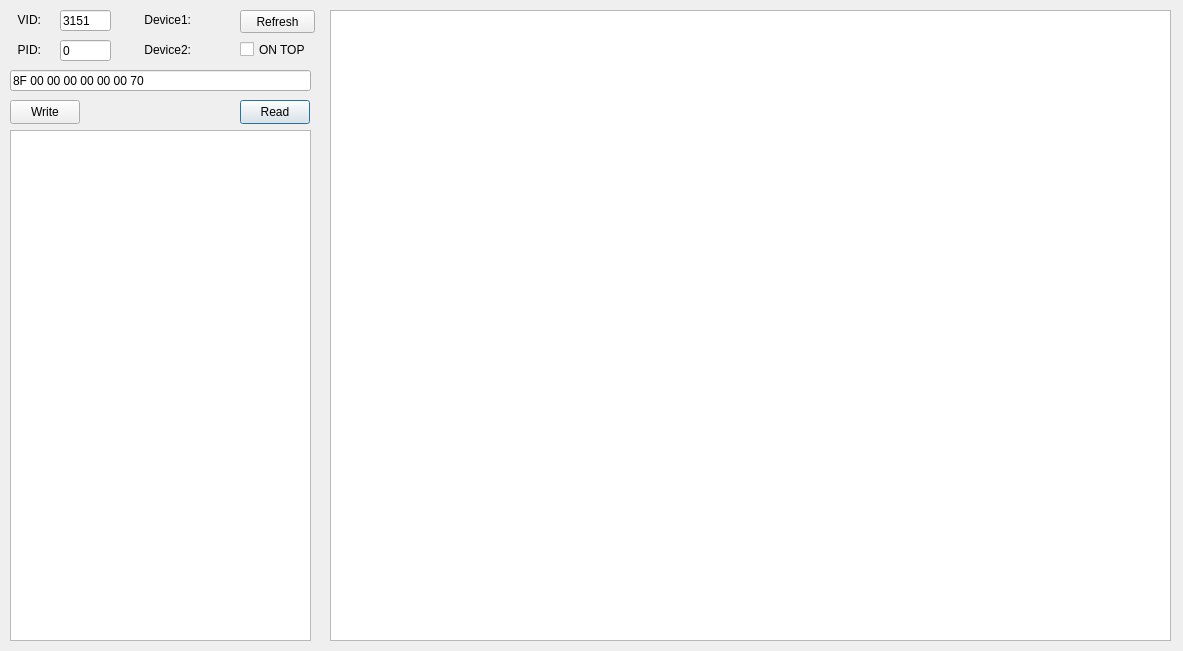
Above: DialogDeviceConnect.ui from wlffeng2008/AKKOStdio before the change. Below: the same form after it.
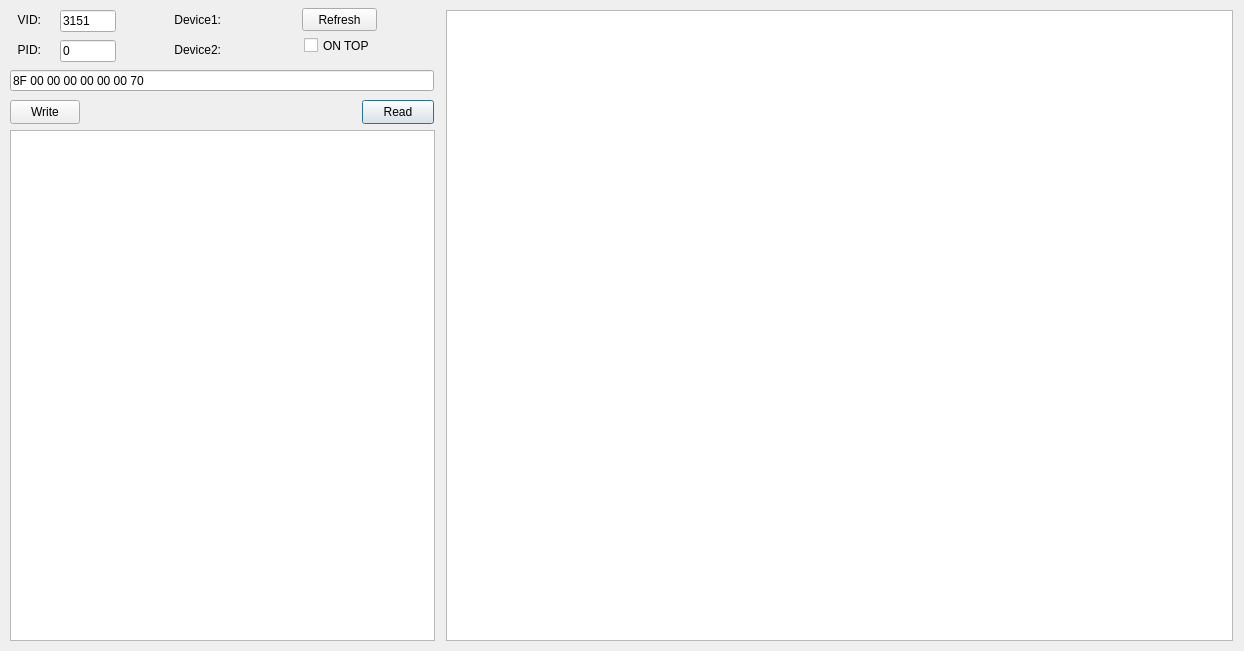
That is the form after the change. Icons and pictures are not drawn.

Patch:
```diff
--- a/DialogDeviceConnect.ui
+++ b/DialogDeviceConnect.ui
@@ -6,7 +6,7 @@
    <rect>
     <x>0</x>
     <y>0</y>
-    <width>1183</width>
+    <width>1244</width>
     <height>651</height>
    </rect>
   </property>
@@ -21,7 +21,7 @@
     <rect>
      <x>10</x>
      <y>70</y>
-     <width>301</width>
+     <width>424</width>
      <height>21</height>
     </rect>
    </property>
@@ -32,9 +32,9 @@
   <widget class="QPushButton" name="pushButtonRead">
    <property name="geometry">
     <rect>
-     <x>240</x>
+     <x>362</x>
      <y>100</y>
-     <width>70</width>
+     <width>72</width>
      <height>24</height>
     </rect>
    </property>
@@ -47,7 +47,7 @@
     <rect>
      <x>10</x>
      <y>130</y>
-     <width>301</width>
+     <width>425</width>
      <height>511</height>
     </rect>
    </property>
@@ -70,8 +70,8 @@
     <rect>
      <x>60</x>
      <y>10</y>
-     <width>51</width>
-     <height>21</height>
+     <width>56</width>
+     <height>22</height>
     </rect>
    </property>
    <property name="text">
@@ -81,8 +81,8 @@
   <widget class="QPushButton" name="pushButtonRefresh">
    <property name="geometry">
     <rect>
-     <x>240</x>
-     <y>10</y>
+     <x>302</x>
+     <y>8</y>
      <width>75</width>
      <height>23</height>
     </rect>
@@ -110,7 +110,7 @@
   <widget class="QLabel" name="labelFlag0">
    <property name="geometry">
     <rect>
-     <x>200</x>
+     <x>230</x>
      <y>10</y>
      <width>20</width>
      <height>20</height>
@@ -129,7 +129,7 @@
   <widget class="QLabel" name="labelFlag1">
    <property name="geometry">
     <rect>
-     <x>200</x>
+     <x>230</x>
      <y>40</y>
      <width>20</width>
      <height>20</height>
@@ -148,7 +148,7 @@
   <widget class="QLabel" name="label_2">
    <property name="geometry">
     <rect>
-     <x>120</x>
+     <x>150</x>
      <y>10</y>
      <width>71</width>
      <height>20</height>
@@ -164,7 +164,7 @@
   <widget class="QLabel" name="label_3">
    <property name="geometry">
     <rect>
-     <x>120</x>
+     <x>150</x>
      <y>40</y>
      <width>71</width>
      <height>20</height>
@@ -182,8 +182,8 @@
     <rect>
      <x>60</x>
      <y>40</y>
-     <width>51</width>
-     <height>21</height>
+     <width>56</width>
+     <height>22</height>
     </rect>
    </property>
    <property name="text">
@@ -209,8 +209,8 @@
   <widget class="QCheckBox" name="checkBoxOntop">
    <property name="geometry">
     <rect>
-     <x>240</x>
-     <y>40</y>
+     <x>304</x>
+     <y>36</y>
      <width>80</width>
      <height>19</height>
     </rect>
@@ -222,9 +222,9 @@
   <widget class="QTableView" name="tableView">
    <property name="geometry">
     <rect>
-     <x>330</x>
+     <x>446</x>
      <y>10</y>
-     <width>841</width>
+     <width>787</width>
      <height>631</height>
     </rect>
    </property>
```
